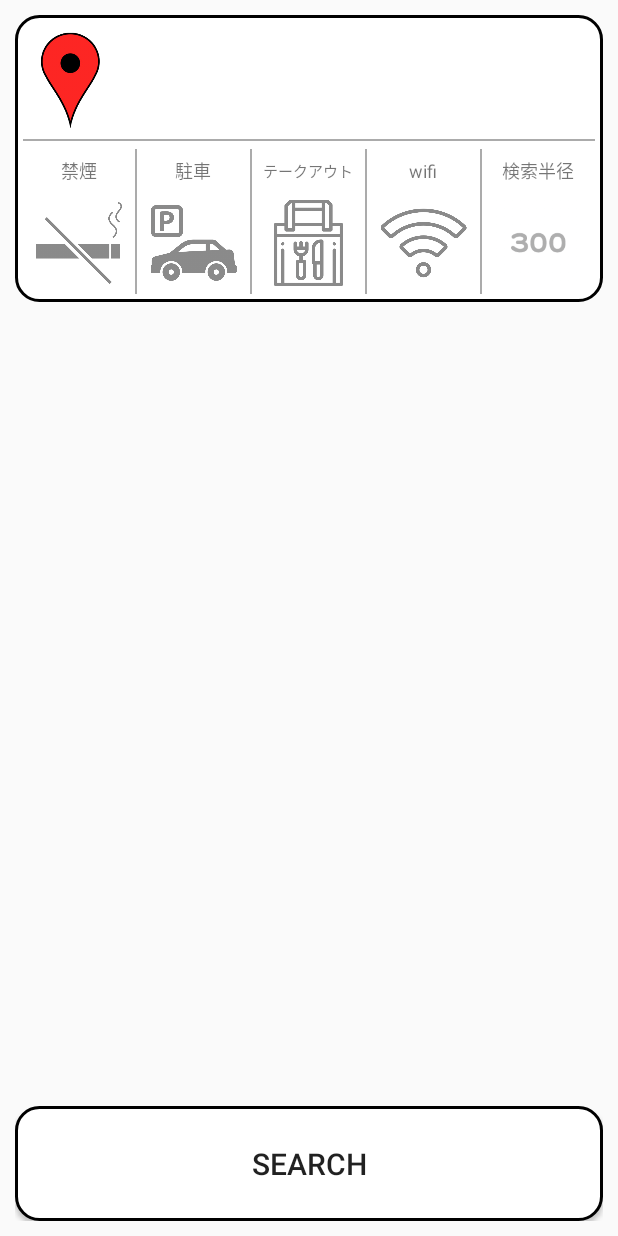
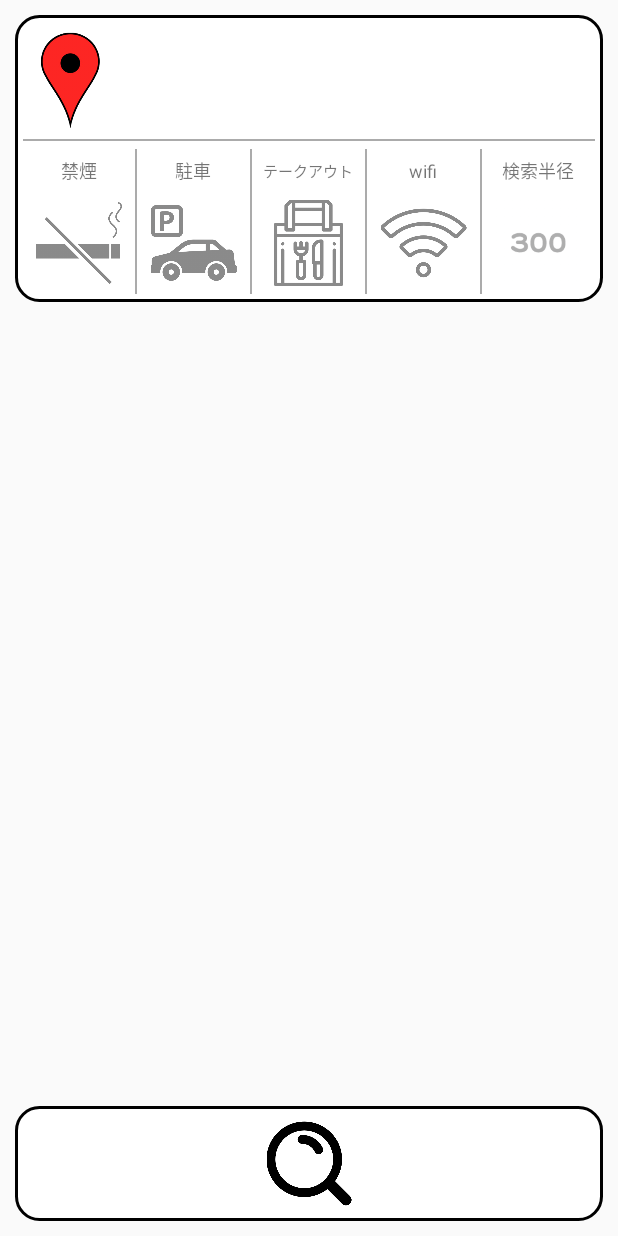
Before and after one commit to cwkl/fenrir_KWONJUNHYEOK, an Android app: the MainActivity screen opened directly, with no data from a screen before it, on a phone screen of 412 x 824 dp. Run offline under Robolectric (Android 15) with nearby library versions, the phone set to English and light mode, and no system bars.

```diff
--- a/app/src/main/java/jp/ac/jec/cm0209/fenrir/MainActivity.java
+++ b/app/src/main/java/jp/ac/jec/cm0209/fenrir/MainActivity.java
@@ -58,7 +58,7 @@ public class MainActivity extends AppCompatActivity implements View.OnClickListe
     private ImageButton btnWifi;
     private ImageButton btnRange;
     private ListView listView;
-    private Button btnSearch;
+    private ImageButton btnSearch;
     private ItemAdapter adapter;
     private Geocoder geocoder;
     private double latitude = 0;
@@ -221,7 +221,8 @@ public class MainActivity extends AppCompatActivity implements View.OnClickListe
                     }
 
                     String jsonUrl = "https://api.gnavi.co.jp/RestSearchAPI/20150630/?keyid=9c75b92f795ca6428fc8c3bb23b7a304&format=json&" +
-                            "latitude=" + latitude + "&longitude=" + longitude +
+                            "latitude=" + latitude +
+                            "&longitude=" + longitude +
                             "&range=" + range +
                             "&no_smoking=" + noSmoking +
                             "&takeout=" + takeout +
@@ -301,7 +302,6 @@ public class MainActivity extends AppCompatActivity implements View.OnClickListe
                     adapter.add(new Item(item.getName(), item.getAddress(), item.getCategory(), item.getTel(), item.getOpenTime(),
                             item.getLine(), item.getStation(), item.getStation_exit(), item.getLatitude(), item.getLongitude(),
                             item.getImgUrl(), item.getHoliday(), item.getHp(), item.getCoupon(), item.getPr_short(), item.getPr_long()));
-                    Log.d("TAG", "onPostExecute: " + item.getLatitude() + item.getLongitude());
                 }
 
                 String address = addresses.get(0).getAddressLine(0);
--- a/app/src/main/res/layout/activity_intro.xml
+++ b/app/src/main/res/layout/activity_intro.xml
@@ -23,16 +23,13 @@
             android:layout_width="0dp"
             android:layout_height="match_parent"
             android:layout_weight="2.5"/>
-        <!--<LinearLayout-->
-            <!--android:layout_width="0dp"-->
-            <!--android:layout_height=""></LinearLayout>-->
         <ImageView
             android:layout_width="0dp"
             android:layout_height="match_parent"
             android:layout_weight="1"
             android:src="@drawable/livelocationicon"
-            android:layout_marginTop="10dp"
-            android:layout_marginBottom="10dp"/>
+            android:layout_marginTop="7dp"
+            android:layout_marginBottom="7dp"/>
         <ImageView
             android:layout_width="0dp"
             android:layout_height="match_parent"
--- a/app/src/main/res/layout/activity_main.xml
+++ b/app/src/main/res/layout/activity_main.xml
@@ -205,14 +205,22 @@
             android:layout_weight="7"
             android:scrollbars="vertical">
         </ListView>
-        <Button
-            android:id="@+id/btnSearch"
+        <LinearLayout
             android:layout_width="match_parent"
             android:layout_height="0dp"
             android:layout_weight="1"
-            android:text="Search"
-            android:textSize="20dp"
-            android:background="@drawable/mainbackground"/>
+            android:background="@drawable/mainbackground">
+            <ImageButton
+                android:id="@+id/btnSearch"
+                android:layout_width="match_parent"
+                android:layout_height="match_parent"
+                android:adjustViewBounds="true"
+                android:scaleType="fitCenter"
+                android:background="@null"
+                android:src="@drawable/searchicon"
+                android:layout_margin="10dp"/>
+        </LinearLayout>
+
     </LinearLayout>
 
 
```
Also changed, not shown: app/src/main/res/drawable/loader1.png, app/src/main/res/drawable/loader10.png, app/src/main/res/drawable/loader11.png, app/src/main/res/drawable/loader12.png, app/src/main/res/drawable/loader2.png, app/src/main/res/drawable/loader3.png, app/src/main/res/drawable/loader4.png, app/src/main/res/drawable/loader5.png, app/src/main/res/drawable/loader6.png, app/src/main/res/drawable/loader7.png, app/src/main/res/drawable/loader8.png, app/src/main/res/drawable/searchicon.png (added), 1 other file.
